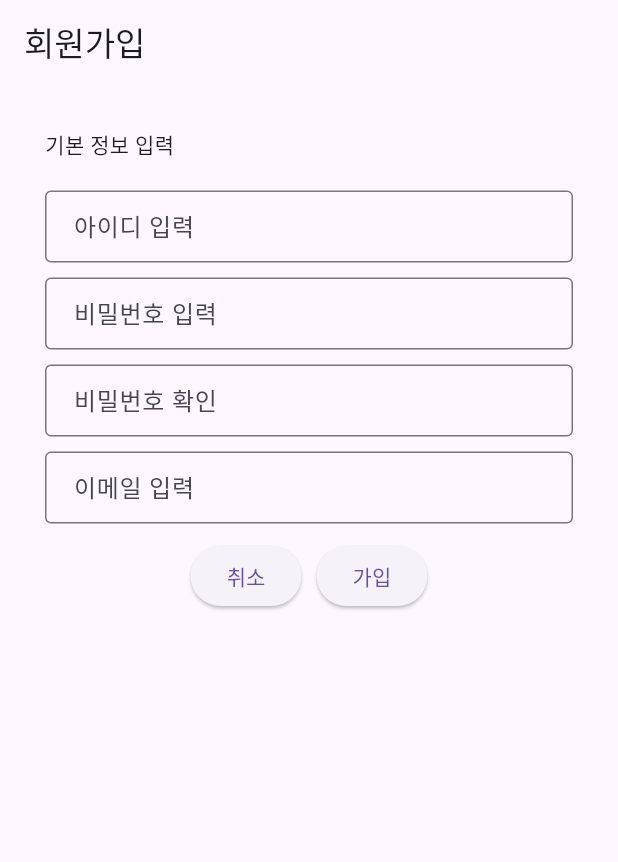
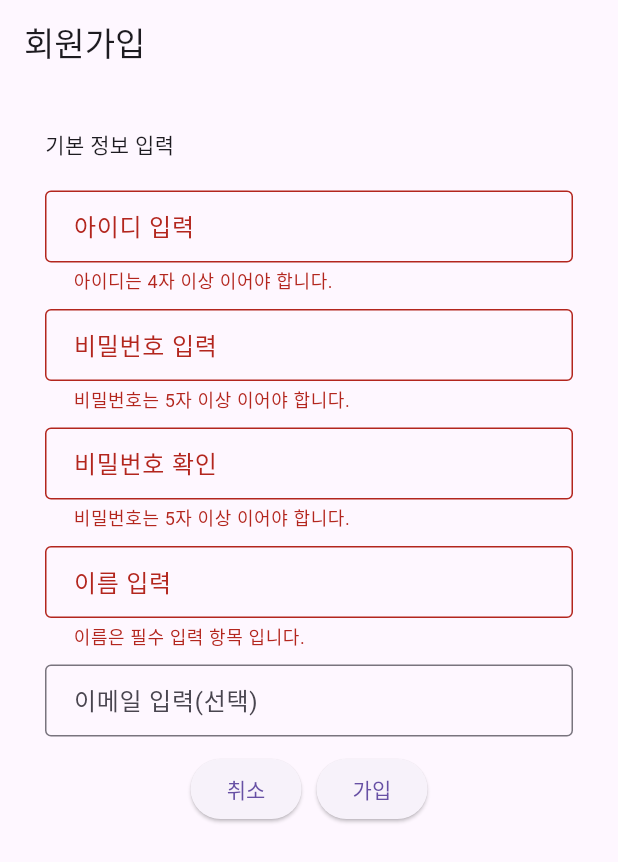
Before and after one commit to chhak0503/flutter, a Flutter app: the RegisterScreen screen opened directly, after a tap on "가입", on a phone screen of 412 x 824 dp. Shown: the top 862 px of the screen. Run offline on Flutter 3.47's test engine with Material 3 defaults, Android fonts, the phone set to English and light mode, and no system bars; our stand-ins replace flutter_riverpod.

Commit message:
add kmarket

```diff
--- /dev/null
+++ b/kmarket_shopping_app/lib/models/member.dart
@@ -0,0 +1,27 @@
+class Member {
+
+  final String usid;
+  final String pass;
+  final String name;
+  final String email;
+  String role;
+
+  Member({
+    required this.usid,
+    required this.pass,
+    required this.name,
+    required this.email,
+    this.role = 'USER',
+  });
+
+  Map<String, dynamic> toJson() {
+    return {
+      "usid": usid,
+      "pass": pass,
+      "name": name,
+      "email": email,
+      "role": role,
+    };
+  }
+
+}
--- a/kmarket_shopping_app/lib/screens/main/category_tab.dart
+++ b/kmarket_shopping_app/lib/screens/main/category_tab.dart
@@ -4,13 +4,13 @@ import 'package:kmarket_shopping/models/category.dart';
 
 class CategoryTab extends StatefulWidget {
   const CategoryTab({super.key});
-
   @override
   State<CategoryTab> createState() => _CategoryTabState();
 }
 
 class _CategoryTabState extends State<CategoryTab> {
   late Future<List<Category>> _categories;
+
   int _selectedIndex = 0; // 선택된 1차 카테고리 인덱스
 
   // 임시 시뮬레이션 함수(나중에 통신 처리)
--- a/kmarket_shopping_app/lib/screens/member/register_screen.dart
+++ b/kmarket_shopping_app/lib/screens/member/register_screen.dart
@@ -1,5 +1,9 @@
+import 'dart:developer';
+
 import 'package:flutter/cupertino.dart';
 import 'package:flutter/material.dart';
+import 'package:kmarket_shopping/models/member.dart';
+import 'package:kmarket_shopping/services/member_service.dart';
 
 class RegisterScreen extends StatefulWidget {
   const RegisterScreen({super.key});
@@ -9,6 +13,60 @@ class RegisterScreen extends StatefulWidget {
 }
 
 class _RegisterScreenState extends State<RegisterScreen> {
+
+  final _formKey = GlobalKey<FormState>();
+
+  final _usidController = TextEditingController();
+  final _pass1Controller = TextEditingController();
+  final _pass2Controller = TextEditingController();
+  final _nameController = TextEditingController();
+  final _emailController = TextEditingController();
+
+  // 서비스 생성
+  final _service = MemberService();
+
+  bool _isLoading = false;
+
+
+  Future<void> _submitForm() async {
+
+    if(!_formKey.currentState!.validate()){
+      return;
+    }
+
+    final member = Member(
+      usid: _usidController.text,
+      pass: _pass1Controller.text,
+      name: _nameController.text,
+      email: _emailController.text,
+      role: 'USER',
+    );
+    log('member : $member');
+
+    // 서비스 호출
+    try {
+      final savedUser = await _service.register(member);
+
+      ScaffoldMessenger.of(context).showSnackBar(
+        SnackBar(content: Text('회원가입 완료 : $savedUser')),
+      );
+
+    }catch(err){
+      ScaffoldMessenger.of(context).showSnackBar(
+        SnackBar(content: Text('에러 발생 : $err')),
+      );
+    }
+
+
+
+
+
+  }
+
+
+
+
+
   @override
   Widget build(BuildContext context) {
     return Scaffold(
@@ -17,18 +75,68 @@ class _RegisterScreenState extends State<RegisterScreen> {
         child: Padding(
           padding: EdgeInsets.all(30),
           child: Form(
+            key: _formKey,
             child: Column(
               crossAxisAlignment: CrossAxisAlignment.start,
               children: [
                 const Text('기본 정보 입력'),
                 const SizedBox(height: 20,),
-                _buildInputField(title: '아이디 입력'),
+                _buildInputField(
+                  controller: _usidController,
+                  title: '아이디 입력',
+                  validator: (value){
+                    if(value == null || value.length < 4){
+                      return '아이디는 4자 이상 이어야 합니다.';
+                    }
+                    return null;
+                  }
+                ),
                 const SizedBox(height: 10,),
-                _buildInputField(title: '비밀번호 입력'),
+                _buildInputField(
+                  controller: _pass1Controller,
+                  title: '비밀번호 입력',
+                  isPass: true,
+                  validator: (value){
+                    if(value == null || value.length < 5){
+                      return '비밀번호는 5자 이상 이어야 합니다.';
+                    }
+                    return null;
+                  }
+                ),
                 const SizedBox(height: 10,),
-                _buildInputField(title: '비밀번호 확인'),
+                _buildInputField(
+                  controller: _pass2Controller,
+                  title: '비밀번호 확인',
+                  isPass: true,
+                  validator: (value){
+                    if(value == null || value.length < 5){
+                      if(value != _pass1Controller.text){
+                        return '비밀번호가 일치하지 않습니다.';
+                      }
+                      return '비밀번호는 5자 이상 이어야 합니다.';
+                    }
+                    return null;
+                  }
+                ),
                 const SizedBox(height: 10,),
-                _buildInputField(title: '이메일 입력'),
+                _buildInputField(
+                    controller: _nameController,
+                    title: '이름 입력',
+                    validator: (value){
+                      if(value == null || value.isEmpty){
+                        return '이름은 필수 입력 항목 입니다.';
+                      }
+                      return null;
+                    }
+                ),
+                const SizedBox(height: 10,),
+                _buildInputField(
+                    controller: _emailController,
+                    title: '이메일 입력(선택)',
+                    validator: (value){
+                      return null;
+                    }
+                ),
                 const SizedBox(height: 10,),
                 SizedBox(
                   width: double.infinity,
@@ -41,9 +149,7 @@ class _RegisterScreenState extends State<RegisterScreen> {
                         Navigator.of(context).pop();
                       }, child: const Text('취소')),
                       const SizedBox(width: 10,),
-                      ElevatedButton(onPressed: (){
-
-                      }, child: const Text('가입')),
+                      ElevatedButton(onPressed: _submitForm, child: const Text('가입')),
                     ],
                   ),
 
@@ -58,16 +164,31 @@ class _RegisterScreenState extends State<RegisterScreen> {
 
   // 입력 필드 디자인 함수
   Widget _buildInputField({
+    required TextEditingController controller,
     required String title,
+    required String? Function(String?) validator,
+    bool isPass = false
   }){
     return TextFormField(
-      controller: null,
+      controller: controller,
+      obscureText: isPass,
       decoration: InputDecoration(
         labelText: title,
         border: OutlineInputBorder(),
         contentPadding: EdgeInsets.symmetric(horizontal: 15)
       ),
+      validator: validator,
 
     );
   }
+
+  @override
+  void dispose() {
+    super.dispose();
+    _usidController.dispose();
+    _pass1Controller.dispose();
+    _pass2Controller.dispose();
+    _nameController.dispose();
+    _emailController.dispose();
+  }
 }
--- /dev/null
+++ b/kmarket_shopping_app/lib/services/member_service.dart
@@ -0,0 +1,36 @@
+import 'dart:convert';
+
+import 'dart:convert';
+
+import 'package:kmarket_shopping/models/member.dart';
+import 'package:http/http.dart' as http;
+
+class MemberService {
+
+  final String baseUrl = "http://10.0.2.2:8080/ch09";
+
+  Future<void> login() async {
+    return;
+  }
+
+  Future<Map<String, dynamic>> register(Member member) async {
+    try {
+      final response = await http.post(
+          Uri.parse('$baseUrl/user/register'),
+          headers: {"Content-Type": "application/json"},
+          body: jsonEncode(member.toJson())
+      );
+
+      if(response.statusCode == 200){
+        // savedUser 반환
+        return jsonDecode(response.body);
+
+      } else {
+        throw Exception('statusCode : ${response.statusCode}');
+      }
+    }catch (err){
+      throw Exception('에러발생 : $err');
+    }
+  }
+
+}
--- a/kmarket_shopping_app/pubspec.yaml
+++ b/kmarket_shopping_app/pubspec.yaml
@@ -30,6 +30,7 @@ environment:
 dependencies:
   flutter:
     sdk: flutter
+  http: ^1.5.0
 
   # The following adds the Cupertino Icons font to your application.
   # Use with the CupertinoIcons class for iOS style icons.
```
Also changed, not shown: kmarket_shopping_app/pubspec.lock.
